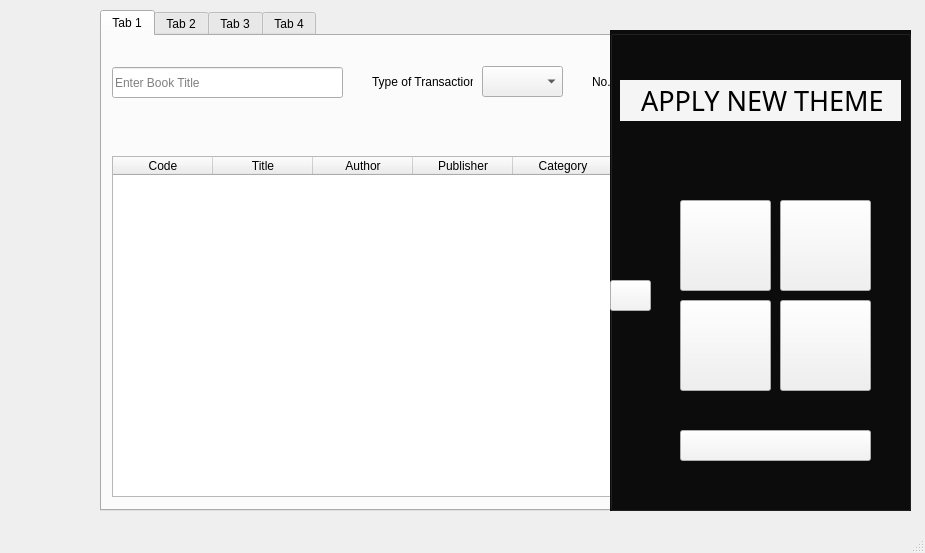
This is library.ui in gautamsood15/lib_mgmt_system as Qt 5 draws it before an edit. The edited form follows.
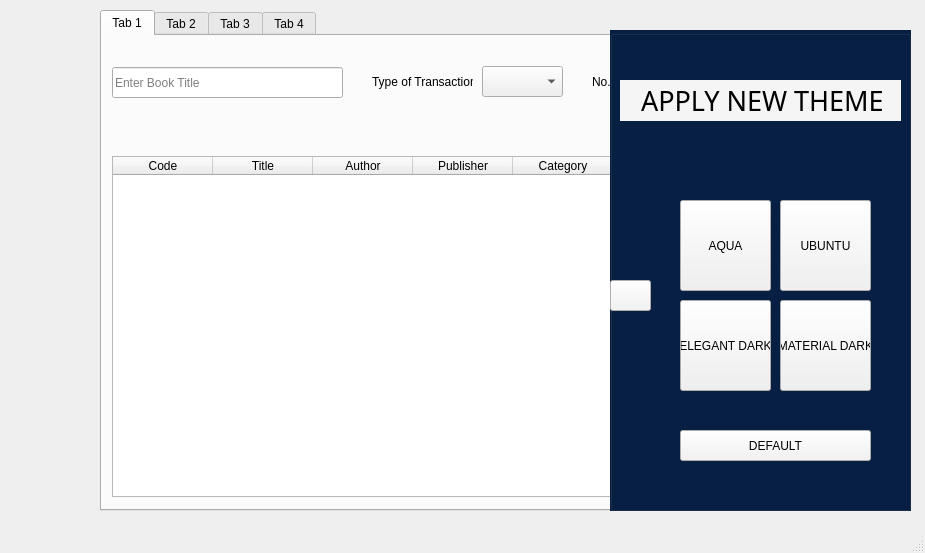
This is the edited form. Icons and pictures are not drawn.

Commit message: compyling _rc.py and adding arrow icon + some final changes to ui

```diff
--- a/library.ui
+++ b/library.ui
@@ -1366,8 +1366,8 @@
      </font>
     </property>
     <property name="styleSheet">
-     <string notr="true">
-background-color: rgb(12, 12, 12);</string>
+     <string notr="true">background-color:rgb(6, 31, 67);
+</string>
     </property>
     <property name="title">
      <string/>
@@ -1413,7 +1413,7 @@
       <string notr="true">background-color: rgb(241, 241, 241);</string>
      </property>
      <property name="text">
-      <string/>
+      <string>UBUNTU</string>
      </property>
     </widget>
     <widget class="QPushButton" name="pushButton_23">
@@ -1429,7 +1429,7 @@
       <string notr="true">background-color: rgb(240, 240, 240);</string>
      </property>
      <property name="text">
-      <string/>
+      <string>AQUA</string>
      </property>
     </widget>
     <widget class="QPushButton" name="pushButton_24">
@@ -1445,7 +1445,7 @@
       <string notr="true">background-color: rgb(240, 240, 240);</string>
      </property>
      <property name="text">
-      <string/>
+      <string>MATERIAL DARK</string>
      </property>
     </widget>
     <widget class="QPushButton" name="pushButton_25">
@@ -1461,7 +1461,7 @@
       <string notr="true">background-color: rgb(240, 240, 240);</string>
      </property>
      <property name="text">
-      <string/>
+      <string>ELEGANT DARK</string>
      </property>
     </widget>
     <widget class="QPushButton" name="pushButton_26">
@@ -1487,6 +1487,16 @@
      <property name="text">
       <string/>
      </property>
+     <property name="icon">
+      <iconset resource="icons.qrc">
+       <normaloff>:/icons/arrow.png</normaloff>:/icons/arrow.png</iconset>
+     </property>
+     <property name="iconSize">
+      <size>
+       <width>25</width>
+       <height>25</height>
+      </size>
+     </property>
     </widget>
     <widget class="QPushButton" name="pushButton_8">
      <property name="geometry">
@@ -1501,7 +1511,7 @@
       <string notr="true">background-color: rgb(243, 243, 243);</string>
      </property>
      <property name="text">
-      <string/>
+      <string>DEFAULT</string>
      </property>
     </widget>
    </widget>
```
The commit also changes 2 other files.
